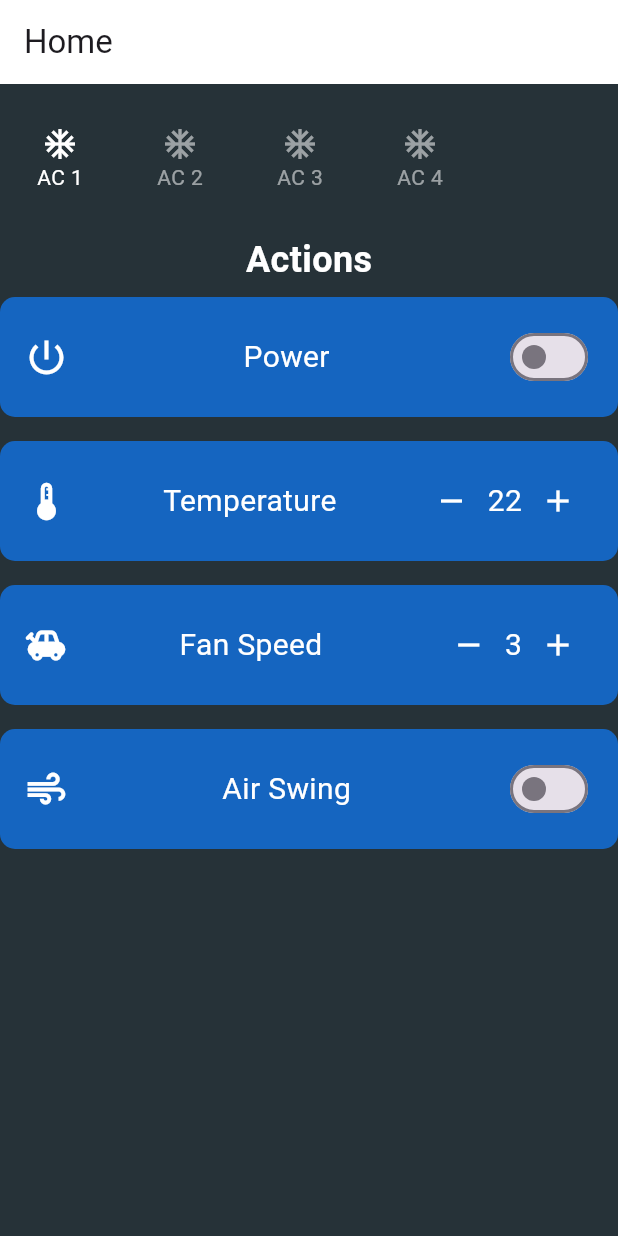
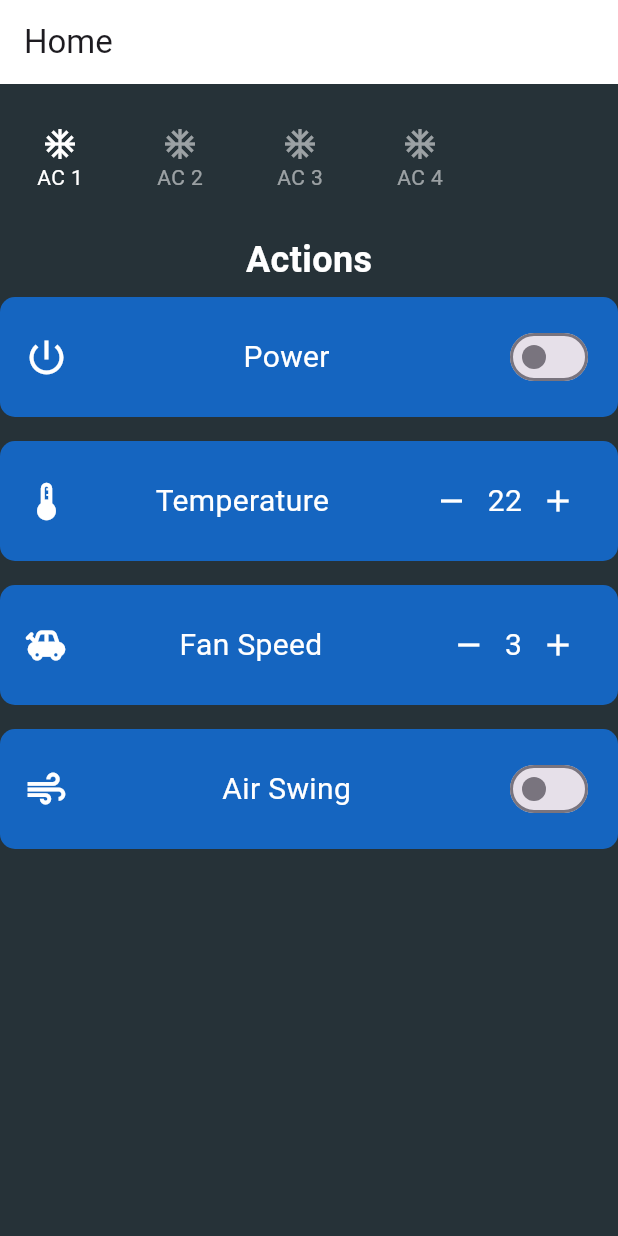
Before and after one commit to ZHEBINNG/mobile_air_conditioning_system, a Flutter app: the HomeScreen screen opened directly, on a phone screen of 412 x 824 dp. Run offline on Flutter 3.47's test engine with Material 3 defaults, Android fonts, the phone set to English and light mode, and no system bars.

Commit message:
Revert "code revise"
This reverts commit f44f9b32929a2597f38803b4974e66f8c17af989.

```diff
--- a/lib/pages/home.dart
+++ b/lib/pages/home.dart
@@ -118,23 +118,17 @@ class _HomeScreenState extends State<HomeScreen> {
   Widget build(BuildContext context) {
     return Scaffold(
       appBar: AppBar(
-        title: const Text('Home'),
+        title: Text('Home'),
         backgroundColor: const Color.fromARGB(255, 255, 255, 255),
       ),
       backgroundColor: Colors.blueGrey[900],
       body: SingleChildScrollView(
         child: Column(
-          crossAxisAlignment: CrossAxisAlignment.center, // Center-align items
           children: [
-            const SizedBox(height: 20),
+            SizedBox(height: 20),
             _buildAcUnitListView(),
-            const SizedBox(height: 20),
-            const Center( // Center the labels
-              child: Text(
-                'Actions',
-                style: TextStyle(fontSize: 24, fontWeight: FontWeight.bold, color: Colors.white),
-              ),
-            ),
+            SizedBox(height: 20),
+            Text('Actions', style: TextStyle(fontSize: 24, fontWeight: FontWeight.bold, color: Colors.white)),
             _buildControlTile('Power', isPacUnitOn, Icons.power_settings_new, onToggle: () {
               setState(() {
                 isPacUnitOn = !isPacUnitOn;
@@ -143,7 +137,7 @@ class _HomeScreenState extends State<HomeScreen> {
                 }
               });
             }),
-            _buildControlTile('  Temperature', temperature, Icons.thermostat_outlined, onIncrease: increaseTemperature, onDecrease: decreaseTemperature),
+            _buildControlTile('Temperature', temperature, Icons.thermostat_outlined, onIncrease: increaseTemperature, onDecrease: decreaseTemperature),
             _buildControlTile('Fan Speed', fanSpeed, Icons.toys, onIncrease: increaseFanSpeed, onDecrease: decreaseFanSpeed),
             _buildControlTile('Air Swing', isAirSwingOn, Icons.air, onToggle: toggleAirSwing),
           ],
@@ -153,7 +147,7 @@ class _HomeScreenState extends State<HomeScreen> {
   }
 
   Widget _buildAcUnitListView() {
-    return SizedBox(
+    return Container(
       height: 60,
       child: ListView.builder(
         scrollDirection: Axis.horizontal,
@@ -192,17 +186,12 @@ class _HomeScreenState extends State<HomeScreen> {
           borderRadius: BorderRadius.circular(10),
           onTap: () {},
           child: Padding(
-            padding: const EdgeInsets.all(16),
+            padding: EdgeInsets.all(16),
             child: Row(
               mainAxisAlignment: MainAxisAlignment.spaceBetween,
               children: <Widget>[
                 Icon(icon, color: Colors.white, size: 30),
-                Center( // Center the label
-                  child: Text(
-                    title,
-                    style: const TextStyle(color: Colors.white, fontSize: 20),
-                  ),
-                ),
+                Text(title, style: TextStyle(color: Colors.white, fontSize: 20)),
                 if (onToggle != null)
                   Switch(
                     value: value,
@@ -216,12 +205,12 @@ class _HomeScreenState extends State<HomeScreen> {
                     mainAxisSize: MainAxisSize.min,
                     children: <Widget>[
                       IconButton(
-                        icon: const Icon(Icons.remove, color: Colors.white),
+                        icon: Icon(Icons.remove, color: Colors.white),
                         onPressed: onDecrease,
                       ),
-                      Text('$value', style: const TextStyle(color: Colors.white, fontSize: 20)),
+                      Text('$value', style: TextStyle(color: Colors.white, fontSize: 20)),
                       IconButton(
-                        icon: const Icon(Icons.add, color: Colors.white),
+                        icon: Icon(Icons.add, color: Colors.white),
                         onPressed: onIncrease,
                       ),
                     ],
```
Also changed, not shown: lib/usermanual/step3.dart (+12 -18 lines).
